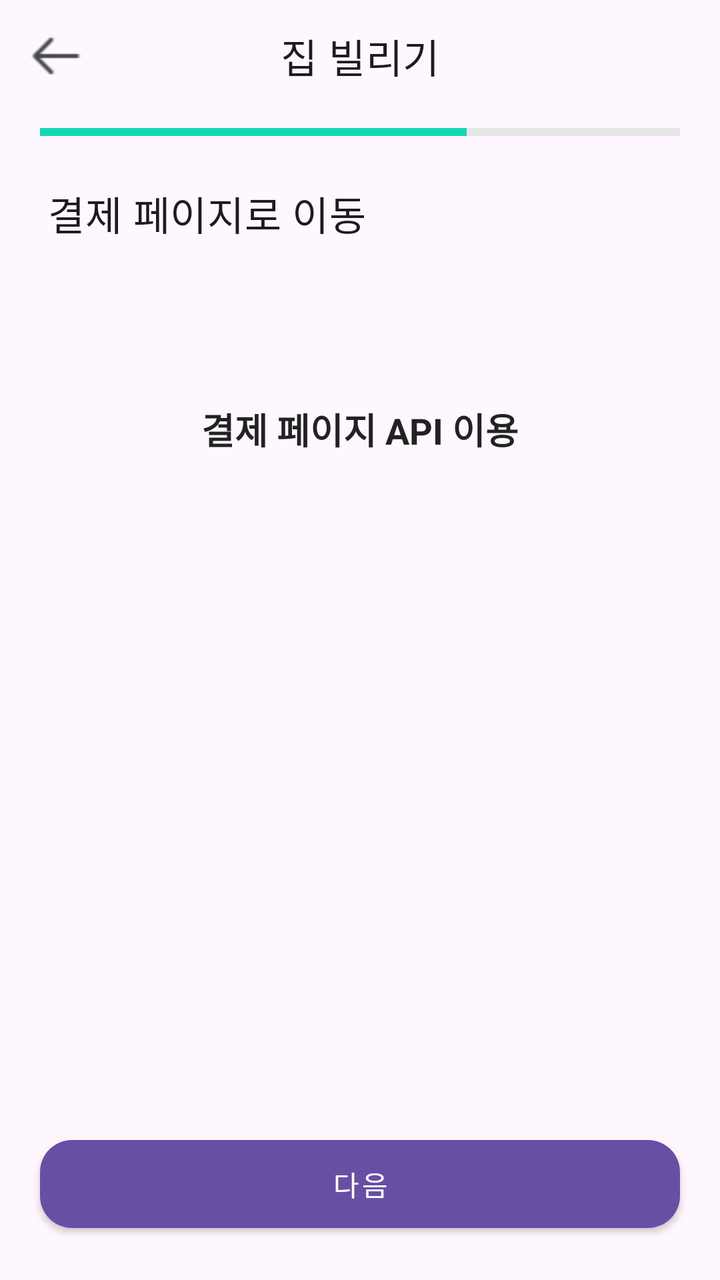
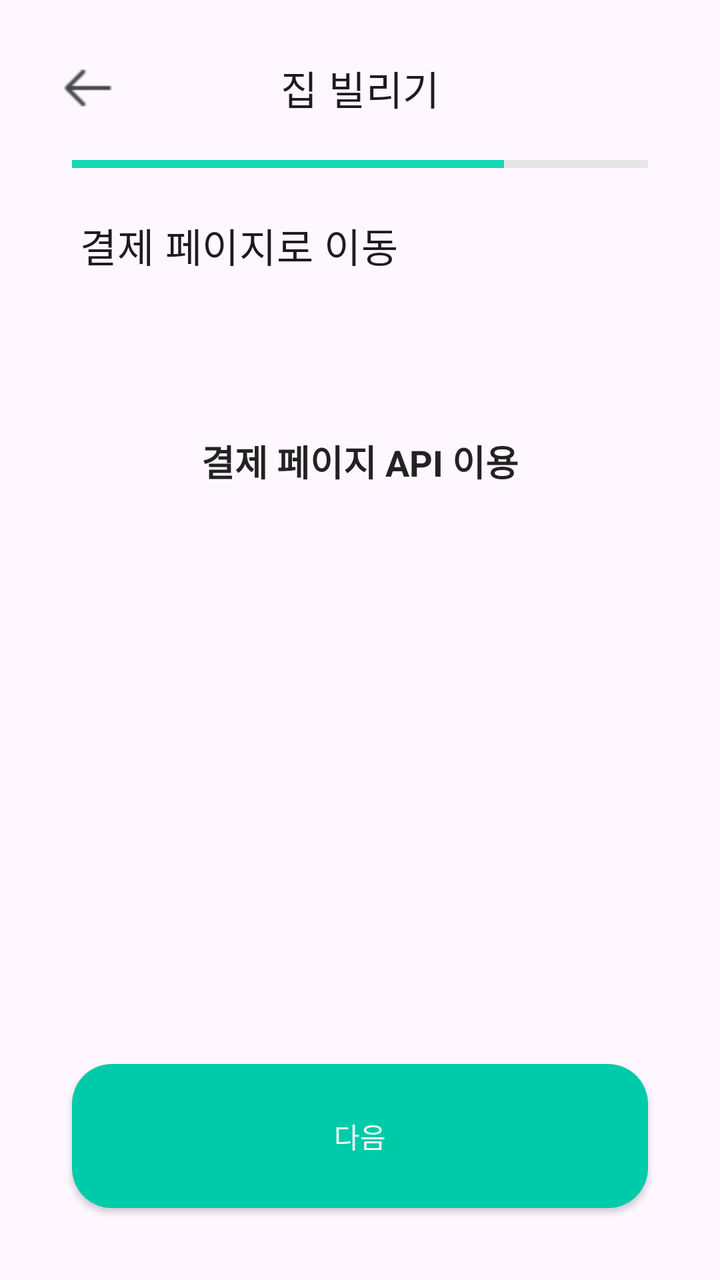

The first picture is an Android layout as it rendered before a commit; the second is the same layout after the commit. The layout source and the unified diff follow.
<!-- AndroidManifest.xml: application theme Theme.JJB20 -->
<!-- res/layout/activity_payment.xml -->
<?xml version="1.0" encoding="utf-8"?>
<androidx.constraintlayout.widget.ConstraintLayout xmlns:android="http://schemas.android.com/apk/res/android"
    xmlns:app="http://schemas.android.com/apk/res-auto"
    android:layout_width="match_parent"
    android:layout_height="match_parent">

    
    <com.google.android.material.appbar.MaterialToolbar
        android:id="@+id/toolbar"
        style="@style/Widget.MaterialComponents.Toolbar"
        android:layout_width="0dp"
        android:layout_height="wrap_content"
        app:navigationIcon="@drawable/ic_back"
        app:title="집 빌리기"
        app:titleCentered="true"
        app:layout_constraintTop_toTopOf="parent"
        app:layout_constraintStart_toStartOf="parent"
        app:layout_constraintEnd_toEndOf="parent" />

    
    <LinearLayout
        android:id="@+id/progressRow"
        android:layout_width="0dp"
        android:layout_height="4dp"
        android:layout_marginTop="8dp"
        android:orientation="horizontal"
        android:paddingStart="20dp"
        android:paddingEnd="20dp"
        app:layout_constraintTop_toBottomOf="@id/toolbar"
        app:layout_constraintStart_toStartOf="parent"
        app:layout_constraintEnd_toEndOf="parent">

        <View
            android:layout_width="0dp"
            android:layout_height="4dp"
            android:layout_weight="1"
            android:background="#14D8B4" />

        <View
            android:layout_width="0dp"
            android:layout_height="4dp"
            android:layout_weight="1"
            android:background="#14D8B4" />

        <View
            android:layout_width="0dp"
            android:layout_height="4dp"
            android:layout_weight="1"
            android:background="#E6E6E6" />
    </LinearLayout>

    
    <TextView
        android:id="@+id/sectionTitle"
        android:layout_width="0dp"
        android:layout_height="wrap_content"
        android:layout_marginTop="24dp"
        android:text="결제 페이지로 이동"
        android:textAppearance="@style/TextAppearance.MaterialComponents.Headline6"
        android:paddingStart="24dp"
        android:paddingEnd="24dp"
        app:layout_constraintTop_toBottomOf="@id/progressRow"
        app:layout_constraintStart_toStartOf="parent"
        app:layout_constraintEnd_toEndOf="parent" />

    
    <TextView
        android:id="@+id/textPaymentInfo"
        android:layout_width="0dp"
        android:layout_height="wrap_content"
        android:layout_marginTop="80dp"
        android:text="결제 페이지 API 이용"
        android:textStyle="bold"
        android:textSize="18sp"
        android:textColor="#222222"
        android:gravity="center"
        app:layout_constraintTop_toBottomOf="@id/sectionTitle"
        app:layout_constraintStart_toStartOf="parent"
        app:layout_constraintEnd_toEndOf="parent" />

    
    <com.google.android.material.button.MaterialButton
        android:id="@+id/btnNext"
        style="@style/Widget.MaterialComponents.Button"
        android:layout_width="0dp"
        android:layout_height="56dp"
        android:layout_margin="20dp"
        android:text="다음"
        app:cornerRadius="16dp"
        app:layout_constraintBottom_toBottomOf="parent"
        app:layout_constraintStart_toStartOf="parent"
        app:layout_constraintEnd_toEndOf="parent" />

</androidx.constraintlayout.widget.ConstraintLayout>
<!-- resources referenced by this layout -->
<resources>
  <!-- drawable ic_back: png bitmap (drawable, 341 bytes) -->
  <style name="Theme.JJB20" parent="Base.Theme.JJB20" />
  <style name="Base.Theme.JJB20" parent="Theme.Material3.DayNight.NoActionBar">
          
          
      </style>
</resources>

<!-- the commit's change to res/layout/activity_payment.xml (unified diff, before → after) -->
@@ -2,7 +2,9 @@
 <androidx.constraintlayout.widget.ConstraintLayout xmlns:android="http://schemas.android.com/apk/res/android"
     xmlns:app="http://schemas.android.com/apk/res-auto"
     android:layout_width="match_parent"
-    android:layout_height="match_parent">
+    android:layout_height="match_parent"
+    android:padding="16dp"
+    >
 
     
     <com.google.android.material.appbar.MaterialToolbar
@@ -29,6 +31,12 @@
         app:layout_constraintTop_toBottomOf="@id/toolbar"
         app:layout_constraintStart_toStartOf="parent"
         app:layout_constraintEnd_toEndOf="parent">
+
+        <View
+            android:layout_width="0dp"
+            android:layout_height="4dp"
+            android:layout_weight="1"
+            android:background="#14D8B4" />
 
         <View
             android:layout_width="0dp"
@@ -78,15 +86,15 @@
         app:layout_constraintStart_toStartOf="parent"
         app:layout_constraintEnd_toEndOf="parent" />
 
-    
-    <com.google.android.material.button.MaterialButton
+    <androidx.appcompat.widget.AppCompatButton
         android:id="@+id/btnNext"
-        style="@style/Widget.MaterialComponents.Button"
         android:layout_width="0dp"
-        android:layout_height="56dp"
+        android:layout_height="72dp"
         android:layout_margin="20dp"
         android:text="다음"
         app:cornerRadius="16dp"
+        android:background="@drawable/btn_mainbtn"
+        android:textColor="@color/basic1"
         app:layout_constraintBottom_toBottomOf="parent"
         app:layout_constraintStart_toStartOf="parent"
         app:layout_constraintEnd_toEndOf="parent" />
<!-- resource entries referenced after the edit -->
@@ -1,7 +1,23 @@
 <!-- resources referenced by this layout -->
 <resources>
+  <color name="basic1">#F3F7F7</color>
+  <!-- drawable btn_mainbtn (drawable) -->
+  <?xml version="1.0" encoding="utf-8"?>
+  <shape xmlns:android="http://schemas.android.com/apk/res/android"
+      android:shape="rectangle">
+  
+      
+      <solid android:color="@color/mainColor1" />
+  
+  
+  
+      
+      <corners android:radius="20dp" />
+  
+  </shape>
   <!-- drawable ic_back: png bitmap (drawable, 341 bytes) -->
   <style name="Theme.JJB20" parent="Base.Theme.JJB20" />
+  <color name="mainColor1">#00CBA8</color>
   <style name="Base.Theme.JJB20" parent="Theme.Material3.DayNight.NoActionBar">
           
           
